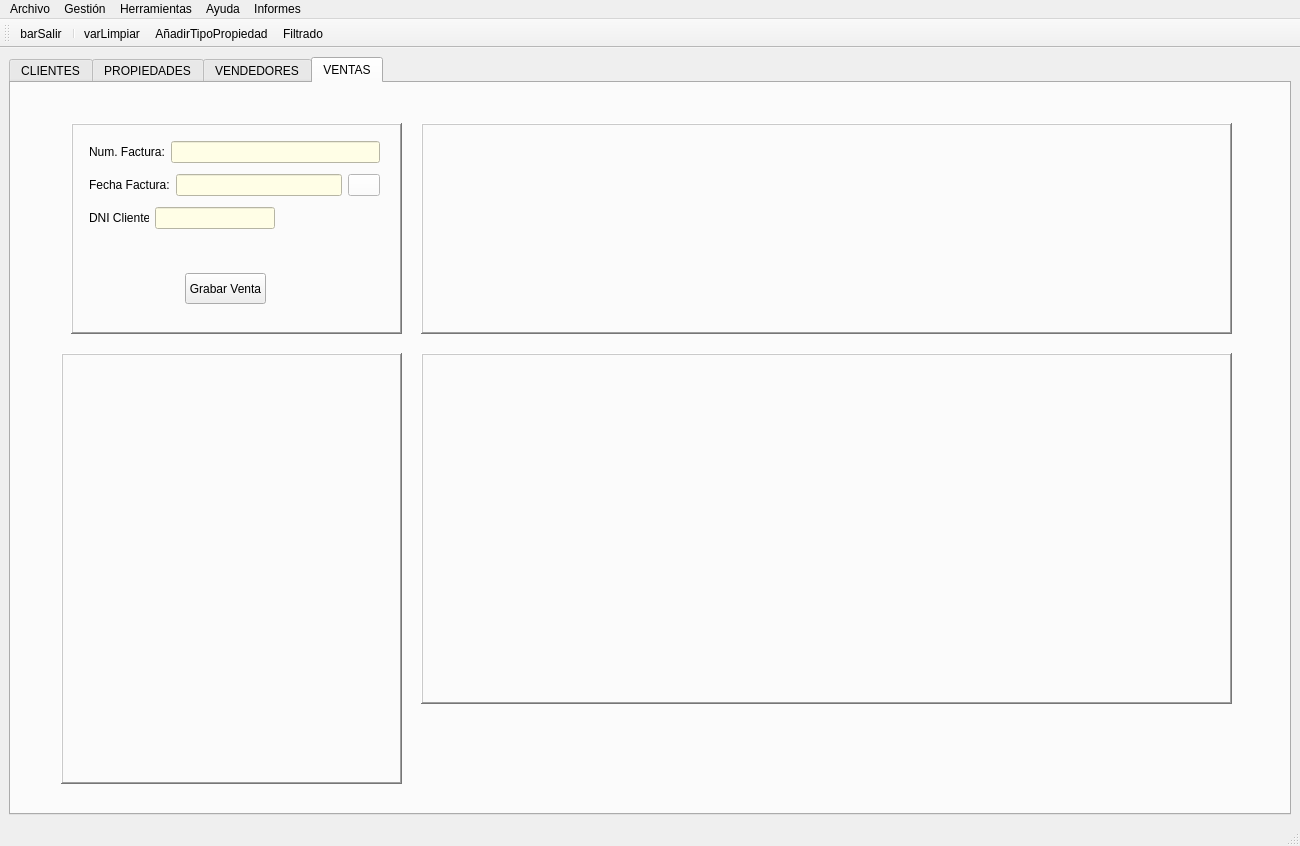
Above: templates/venPrincipal.ui from EvanSilva/ProyectoDI-2 before the change. Below: the same form after it.
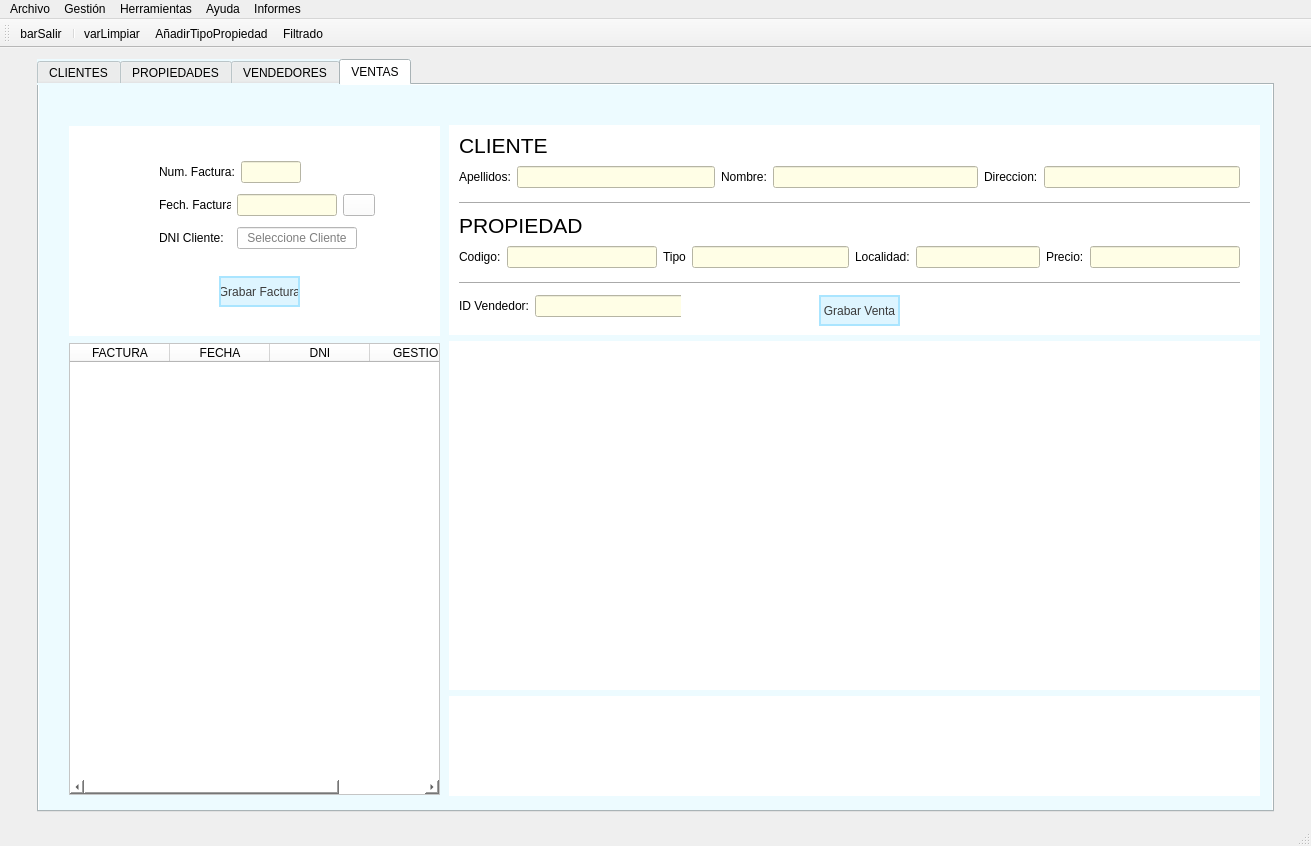
That is the form after the change. The open tabs and pages were chosen to show the change. Icons and pictures are not drawn.

Patch:
```diff
--- a/templates/venPrincipal.ui
+++ b/templates/venPrincipal.ui
@@ -6,10 +6,16 @@
    <rect>
     <x>0</x>
     <y>0</y>
-    <width>1300</width>
+    <width>1311</width>
     <height>846</height>
    </rect>
   </property>
+  <property name="minimumSize">
+   <size>
+    <width>1311</width>
+    <height>846</height>
+   </size>
+  </property>
   <property name="windowTitle">
    <string>Inmoteis</string>
   </property>
@@ -19,7 +25,33 @@
   </property>
   <widget class="QWidget" name="centralwidget">
    <layout class="QGridLayout" name="gridLayout_2">
+    <item row="0" column="2">
+     <spacer name="horizontalSpacer_38">
+      <property name="orientation">
+       <enum>Qt::Horizontal</enum>
+      </property>
+      <property name="sizeHint" stdset="0">
+       <size>
+        <width>40</width>
+        <height>20</height>
+       </size>
+      </property>
+     </spacer>
+    </item>
     <item row="0" column="0">
+     <spacer name="horizontalSpacer_37">
+      <property name="orientation">
+       <enum>Qt::Horizontal</enum>
+      </property>
+      <property name="sizeHint" stdset="0">
+       <size>
+        <width>40</width>
+        <height>20</height>
+       </size>
+      </property>
+     </spacer>
+    </item>
+    <item row="0" column="1">
      <widget class="QTabWidget" name="panPrincipal">
       <property name="enabled">
        <bool>true</bool>
@@ -32,10 +64,13 @@
       </property>
       <property name="maximumSize">
        <size>
-        <width>16777215</width>
-        <height>16777215</height>
+        <width>1250</width>
+        <height>753</height>
        </size>
       </property>
+      <property name="styleSheet">
+       <string notr="true">background-color:rgb(237, 251, 255);</string>
+      </property>
       <property name="currentIndex">
        <number>3</number>
       </property>
@@ -2526,30 +2561,152 @@
        <attribute name="title">
         <string>VENTAS</string>
        </attribute>
-       <widget class="QFrame" name="frame">
+       <widget class="QWidget" name="">
         <property name="geometry">
          <rect>
-          <x>60</x>
+          <x>410</x>
           <y>40</y>
-          <width>331</width>
-          <height>211</height>
+          <width>811</width>
+          <height>671</height>
          </rect>
+        </property>
+        <layout class="QVBoxLayout" name="verticalLayout_5">
+         <item>
+          <widget class="QFrame" name="frame_3">
+           <property name="maximumSize">
+            <size>
+             <width>16777215</width>
+             <height>210</height>
+            </size>
+           </property>
+           <property name="styleSheet">
+            <string notr="true">background-color: rgb(255, 255, 255);</string>
         </property>
         <property name="frameShape">
-         <enum>QFrame::WinPanel</enum>
+            <enum>QFrame::NoFrame</enum>
         </property>
         <property name="frameShadow">
          <enum>QFrame::Raised</enum>
         </property>
-        <widget class="QPushButton" name="btnGrabarVenta">
+           <widget class="QWidget" name="">
          <property name="geometry">
           <rect>
-           <x>114</x>
+              <x>10</x>
+              <y>170</y>
+              <width>222</width>
+              <height>22</height>
+             </rect>
+            </property>
+            <layout class="QHBoxLayout" name="horizontalLayout_28">
+             <item>
+              <widget class="QLabel" name="label_13">
+               <property name="text">
+                <string>ID Vendedor:</string>
+               </property>
+              </widget>
+             </item>
+             <item>
+              <widget class="QLineEdit" name="txtNumFac_9">
+               <property name="enabled">
+                <bool>false</bool>
+               </property>
+               <property name="minimumSize">
+                <size>
+                 <width>150</width>
+                 <height>0</height>
+                </size>
+               </property>
+               <property name="maximumSize">
+                <size>
+                 <width>250</width>
+                 <height>16777215</height>
+                </size>
+               </property>
+               <property name="styleSheet">
+                <string notr="true">background-color: rgb(255, 254, 230);</string>
+               </property>
+              </widget>
+             </item>
+            </layout>
+           </widget>
+           <widget class="Line" name="line_6">
+            <property name="geometry">
+             <rect>
+              <x>10</x>
            <y>150</y>
+              <width>781</width>
+              <height>16</height>
+             </rect>
+            </property>
+            <property name="orientation">
+             <enum>Qt::Horizontal</enum>
+            </property>
+           </widget>
+           <widget class="Line" name="line_7">
+            <property name="geometry">
+             <rect>
+              <x>10</x>
+              <y>70</y>
+              <width>791</width>
+              <height>16</height>
+             </rect>
+            </property>
+            <property name="orientation">
+             <enum>Qt::Horizontal</enum>
+            </property>
+           </widget>
+           <widget class="QLabel" name="label_22">
+            <property name="geometry">
+             <rect>
+              <x>10</x>
+              <y>90</y>
+              <width>131</width>
+              <height>21</height>
+             </rect>
+            </property>
+            <property name="font">
+             <font>
+              <family>MS Shell Dlg 2</family>
+              <pointsize>16</pointsize>
+             </font>
+            </property>
+            <property name="text">
+             <string>PROPIEDAD</string>
+            </property>
+           </widget>
+           <widget class="QLabel" name="label_23">
+            <property name="geometry">
+             <rect>
+              <x>10</x>
+              <y>10</y>
+              <width>91</width>
+              <height>21</height>
+             </rect>
+            </property>
+            <property name="font">
+             <font>
+              <family>MS Shell Dlg 2</family>
+              <pointsize>16</pointsize>
+             </font>
+            </property>
+            <property name="text">
+             <string>CLIENTE</string>
+            </property>
+           </widget>
+           <widget class="QPushButton" name="btnGrabarVenta_2">
+            <property name="geometry">
+             <rect>
+              <x>370</x>
+              <y>170</y>
            <width>81</width>
            <height>31</height>
           </rect>
          </property>
+            <property name="styleSheet">
+             <string notr="true">background-color: rgb(222, 245, 255);
+color: rgb(59, 59, 59);
+border: 2px solid rgb(170, 229, 255); </string>
+            </property>
          <property name="text">
           <string>Grabar Venta</string>
          </property>
@@ -2557,9 +2714,348 @@
         <widget class="QWidget" name="">
          <property name="geometry">
           <rect>
-           <x>18</x>
-           <y>13</y>
-           <width>291</width>
+              <x>10</x>
+              <y>40</y>
+              <width>781</width>
+              <height>24</height>
+             </rect>
+            </property>
+            <layout class="QHBoxLayout" name="horizontalLayout_17">
+             <item>
+              <layout class="QHBoxLayout" name="horizontalLayout_10">
+               <item>
+                <widget class="QLabel" name="label_6">
+                 <property name="text">
+                  <string>Apellidos:</string>
+                 </property>
+                </widget>
+               </item>
+               <item>
+                <widget class="QLineEdit" name="txtNumFac_2">
+                 <property name="enabled">
+                  <bool>false</bool>
+                 </property>
+                 <property name="minimumSize">
+                  <size>
+                   <width>150</width>
+                   <height>0</height>
+                  </size>
+                 </property>
+                 <property name="maximumSize">
+                  <size>
+                   <width>250</width>
+                   <height>16777215</height>
+                  </size>
+                 </property>
+                 <property name="styleSheet">
+                  <string notr="true">background-color: rgb(255, 254, 230);</string>
+                 </property>
+                </widget>
+               </item>
+              </layout>
+             </item>
+             <item>
+              <layout class="QHBoxLayout" name="horizontalLayout_11">
+               <item>
+                <widget class="QLabel" name="label_7">
+                 <property name="text">
+                  <string>Nombre:</string>
+                 </property>
+                </widget>
+               </item>
+               <item>
+                <widget class="QLineEdit" name="txtNumFac_3">
+                 <property name="enabled">
+                  <bool>false</bool>
+                 </property>
+                 <property name="minimumSize">
+                  <size>
+                   <width>150</width>
+                   <height>0</height>
+                  </size>
+                 </property>
+                 <property name="maximumSize">
+                  <size>
+                   <width>250</width>
+                   <height>16777215</height>
+                  </size>
+                 </property>
+                 <property name="styleSheet">
+                  <string notr="true">background-color: rgb(255, 254, 230);</string>
+                 </property>
+                </widget>
+               </item>
+              </layout>
+             </item>
+             <item>
+              <layout class="QHBoxLayout" name="horizontalLayout_12">
+               <item>
+                <widget class="QLabel" name="label_8">
+                 <property name="text">
+                  <string>Direccion:</string>
+                 </property>
+                </widget>
+               </item>
+               <item>
+                <widget class="QLineEdit" name="txtNumFac_4">
+                 <property name="enabled">
+                  <bool>false</bool>
+                 </property>
+                 <property name="minimumSize">
+                  <size>
+                   <width>150</width>
+                   <height>0</height>
+                  </size>
+                 </property>
+                 <property name="maximumSize">
+                  <size>
+                   <width>250</width>
+                   <height>16777215</height>
+                  </size>
+                 </property>
+                 <property name="styleSheet">
+                  <string notr="true">background-color: rgb(255, 254, 230);</string>
+                 </property>
+                 <property name="text">
+                  <string/>
+                 </property>
+                </widget>
+               </item>
+              </layout>
+             </item>
+            </layout>
+           </widget>
+           <widget class="QWidget" name="">
+            <property name="geometry">
+             <rect>
+              <x>10</x>
+              <y>120</y>
+              <width>781</width>
+              <height>24</height>
+             </rect>
+            </property>
+            <layout class="QHBoxLayout" name="horizontalLayout_18">
+             <item>
+              <layout class="QHBoxLayout" name="horizontalLayout_13">
+               <item>
+                <widget class="QLabel" name="label_9">
+                 <property name="text">
+                  <string>Codigo:</string>
+                 </property>
+                </widget>
+               </item>
+               <item>
+                <widget class="QLineEdit" name="txtNumFac_5">
+                 <property name="enabled">
+                  <bool>false</bool>
+                 </property>
+                 <property name="minimumSize">
+                  <size>
+                   <width>150</width>
+                   <height>0</height>
+                  </size>
+                 </property>
+                 <property name="maximumSize">
+                  <size>
+                   <width>250</width>
+                   <height>16777215</height>
+                  </size>
+                 </property>
+                 <property name="styleSheet">
+                  <string notr="true">background-color: rgb(255, 254, 230);</string>
+                 </property>
+                </widget>
+               </item>
+              </layout>
+             </item>
+             <item>
+              <layout class="QHBoxLayout" name="horizontalLayout_14">
+               <item>
+                <widget class="QLabel" name="label_10">
+                 <property name="text">
+                  <string>Tipo</string>
+                 </property>
+                </widget>
+               </item>
+               <item>
+                <widget class="QLineEdit" name="txtNumFac_6">
+                 <property name="enabled">
+                  <bool>false</bool>
+                 </property>
+                 <property name="minimumSize">
+                  <size>
+                   <width>150</width>
+                   <height>0</height>
+                  </size>
+                 </property>
+                 <property name="maximumSize">
+                  <size>
+                   <width>250</width>
+                   <height>16777215</height>
+                  </size>
+                 </property>
+                 <property name="styleSheet">
+                  <string notr="true">background-color: rgb(255, 254, 230);</string>
+                 </property>
+                </widget>
+               </item>
+              </layout>
+             </item>
+             <item>
+              <layout class="QHBoxLayout" name="horizontalLayout_15">
+               <item>
+                <widget class="QLabel" name="label_11">
+                 <property name="text">
+                  <string>Localidad:</string>
+                 </property>
+                </widget>
+               </item>
+               <item>
+                <widget class="QLineEdit" name="txtNumFac_7">
+                 <property name="enabled">
+                  <bool>false</bool>
+                 </property>
+                 <property name="minimumSize">
+                  <size>
+                   <width>100</width>
+                   <height>0</height>
+                  </size>
+                 </property>
+                 <property name="maximumSize">
+                  <size>
+                   <width>250</width>
+                   <height>16777215</height>
+                  </size>
+                 </property>
+                 <property name="styleSheet">
+                  <string notr="true">background-color: rgb(255, 254, 230);</string>
+                 </property>
+                </widget>
+               </item>
+              </layout>
+             </item>
+             <item>
+              <layout class="QHBoxLayout" name="horizontalLayout_16">
+               <item>
+                <widget class="QLabel" name="label_12">
+                 <property name="text">
+                  <string>Precio:</string>
+                 </property>
+                </widget>
+               </item>
+               <item>
+                <widget class="QLineEdit" name="txtNumFac_8">
+                 <property name="enabled">
+                  <bool>false</bool>
+                 </property>
+                 <property name="minimumSize">
+                  <size>
+                   <width>150</width>
+                   <height>0</height>
+                  </size>
+                 </property>
+                 <property name="maximumSize">
+                  <size>
+                   <width>250</width>
+                   <height>16777215</height>
+                  </size>
+                 </property>
+                 <property name="styleSheet">
+                  <string notr="true">background-color: rgb(255, 254, 230);</string>
+                 </property>
+                </widget>
+               </item>
+              </layout>
+             </item>
+            </layout>
+           </widget>
+          </widget>
+         </item>
+         <item>
+          <widget class="QFrame" name="frame_4">
+           <property name="styleSheet">
+            <string notr="true">background-color: rgb(255, 255, 255);</string>
+           </property>
+           <property name="frameShape">
+            <enum>QFrame::NoFrame</enum>
+           </property>
+           <property name="frameShadow">
+            <enum>QFrame::Raised</enum>
+           </property>
+          </widget>
+         </item>
+         <item>
+          <widget class="QFrame" name="frame_5">
+           <property name="maximumSize">
+            <size>
+             <width>16777215</width>
+             <height>100</height>
+            </size>
+           </property>
+           <property name="styleSheet">
+            <string notr="true">background-color: rgb(255, 255, 255);</string>
+           </property>
+           <property name="frameShape">
+            <enum>QFrame::NoFrame</enum>
+           </property>
+           <property name="frameShadow">
+            <enum>QFrame::Raised</enum>
+           </property>
+          </widget>
+         </item>
+        </layout>
+       </widget>
+       <widget class="QWidget" name="">
+        <property name="geometry">
+         <rect>
+          <x>30</x>
+          <y>40</y>
+          <width>371</width>
+          <height>671</height>
+         </rect>
+        </property>
+        <layout class="QVBoxLayout" name="verticalLayout_3">
+         <item>
+          <widget class="QFrame" name="frame">
+           <property name="maximumSize">
+            <size>
+             <width>16777215</width>
+             <height>210</height>
+            </size>
+           </property>
+           <property name="styleSheet">
+            <string notr="true">background-color: rgb(255, 255, 255);</string>
+           </property>
+           <property name="frameShape">
+            <enum>QFrame::NoFrame</enum>
+           </property>
+           <property name="frameShadow">
+            <enum>QFrame::Raised</enum>
+           </property>
+           <widget class="QPushButton" name="btnGrabarFactura">
+            <property name="geometry">
+             <rect>
+              <x>150</x>
+              <y>150</y>
+              <width>81</width>
+              <height>31</height>
+             </rect>
+            </property>
+            <property name="styleSheet">
+             <string notr="true">background-color: rgb(222, 245, 255);
+color: rgb(59, 59, 59);
+border: 2px solid rgb(170, 229, 255); </string>
+            </property>
+            <property name="text">
+             <string>Grabar Factura</string>
+            </property>
+           </widget>
+           <widget class="QWidget" name="layoutWidget">
+            <property name="geometry">
+             <rect>
+              <x>90</x>
+              <y>30</y>
+              <width>231</width>
            <height>101</height>
           </rect>
          </property>
@@ -2568,25 +3064,37 @@
            <layout class="QHBoxLayout" name="horizontalLayout_7">
             <item>
              <widget class="QLabel" name="label_3">
+                 <property name="minimumSize">
+                  <size>
+                   <width>72</width>
+                   <height>0</height>
+                  </size>
+                 </property>
+                 <property name="maximumSize">
+                  <size>
+                   <width>90</width>
+                   <height>16777215</height>
+                  </size>
+                 </property>
               <property name="text">
                <string>Num. Factura:</string>
               </property>
              </widget>
             </item>
-            <item>
+               <item alignment="Qt::AlignLeft">
              <widget class="QLineEdit" name="txtNumFac">
               <property name="enabled">
                <bool>false</bool>
               </property>
               <property name="minimumSize">
                <size>
-                <width>200</width>
+                   <width>60</width>
                 <height>0</height>
                </size>
               </property>
               <property name="maximumSize">
                <size>
-                <width>250</width>
+                   <width>60</width>
                 <height>16777215</height>
                </size>
               </property>
@@ -2595,14 +3103,33 @@
               </property>
              </widget>
             </item>
+               <item>
+                <spacer name="horizontalSpacer_40">
+                 <property name="orientation">
+                  <enum>Qt::Horizontal</enum>
+                 </property>
+                 <property name="sizeHint" stdset="0">
+                  <size>
+                   <width>40</width>
+                   <height>20</height>
+                  </size>
+                 </property>
+                </spacer>
+               </item>
            </layout>
           </item>
           <item>
            <layout class="QHBoxLayout" name="horizontalLayout_8">
-            <item>
+               <item alignment="Qt::AlignHCenter">
              <widget class="QLabel" name="label_4">
+                 <property name="minimumSize">
+                  <size>
+                   <width>72</width>
+                   <height>0</height>
+                  </size>
+                 </property>
               <property name="text">
-               <string>Fecha Factura:</string>
+                  <string>Fech. Factura:</string>
               </property>
              </widget>
             </item>
@@ -2613,13 +3140,13 @@
               </property>
               <property name="minimumSize">
                <size>
-                <width>150</width>
+                   <width>100</width>
                 <height>0</height>
                </size>
               </property>
               <property name="maximumSize">
                <size>
-                <width>250</width>
+                   <width>100</width>
                 <height>16777215</height>
                </size>
               </property>
@@ -2657,12 +3184,31 @@
               </property>
              </widget>
             </item>
+               <item>
+                <spacer name="horizontalSpacer_41">
+                 <property name="orientation">
+                  <enum>Qt::Horizontal</enum>
+                 </property>
+                 <property name="sizeHint" stdset="0">
+                  <size>
+                   <width>40</width>
+                   <height>20</height>
+                  </size>
+                 </property>
+                </spacer>
+               </item>
            </layout>
           </item>
           <item>
            <layout class="QHBoxLayout" name="horizontalLayout_9">
-            <item>
+               <item alignment="Qt::AlignHCenter">
              <widget class="QLabel" name="label_5">
+                 <property name="minimumSize">
+                  <size>
+                   <width>72</width>
+                   <height>0</height>
+                  </size>
+                 </property>
               <property name="maximumSize">
                <size>
                 <width>60</width>
@@ -2677,7 +3223,7 @@
             <item>
              <widget class="QLineEdit" name="txtDniFac">
               <property name="enabled">
-               <bool>false</bool>
+                  <bool>true</bool>
               </property>
               <property name="minimumSize">
                <size>
@@ -2698,11 +3244,14 @@
                <string/>
               </property>
               <property name="styleSheet">
-               <string notr="true">background-color: rgb(255, 254, 230);</string>
+                  <string notr="true">background-color: rgb(255, 255, 255);</string>
               </property>
               <property name="alignment">
                <set>Qt::AlignCenter</set>
               </property>
+                 <property name="placeholderText">
+                  <string>Seleccione Cliente</string>
+                 </property>
              </widget>
             </item>
             <item>
@@ -2723,53 +3272,41 @@
          </layout>
         </widget>
        </widget>
-       <widget class="QFrame" name="frame_2">
-        <property name="geometry">
-         <rect>
-          <x>50</x>
-          <y>270</y>
-          <width>341</width>
-          <height>431</height>
-         </rect>
-        </property>
-        <property name="frameShape">
-         <enum>QFrame::WinPanel</enum>
-        </property>
-        <property name="frameShadow">
-         <enum>QFrame::Raised</enum>
-        </property>
-       </widget>
-       <widget class="QFrame" name="frame_3">
-        <property name="geometry">
-         <rect>
-          <x>410</x>
-          <y>40</y>
-          <width>811</width>
-          <height>211</height>
-         </rect>
-        </property>
-        <property name="frameShape">
-         <enum>QFrame::WinPanel</enum>
-        </property>
-        <property name="frameShadow">
-         <enum>QFrame::Raised</enum>
-        </property>
-       </widget>
-       <widget class="QFrame" name="frame_4">
-        <property name="geometry">
-         <rect>
-          <x>410</x>
-          <y>270</y>
-          <width>811</width>
-          <height>351</height>
-         </rect>
-        </property>
-        <property name="frameShape">
-         <enum>QFrame::WinPanel</enum>
-        </property>
-        <property name="frameShadow">
-         <enum>QFrame::Raised</enum>
-        </property>
+         </item>
+         <item>
+          <widget class="QTableWidget" name="tableWidget">
+           <property name="maximumSize">
+            <size>
+             <width>16777215</width>
+             <height>452</height>
+            </size>
+           </property>
+           <property name="styleSheet">
+            <string notr="true">background-color: rgb(255, 255, 255);</string>
+           </property>
+           <column>
+            <property name="text">
+             <string>FACTURA</string>
+            </property>
+           </column>
+           <column>
+            <property name="text">
+             <string>FECHA</string>
+            </property>
+           </column>
+           <column>
+            <property name="text">
+             <string>DNI</string>
+            </property>
+           </column>
+           <column>
+            <property name="text">
+             <string>GESTION</string>
+            </property>
+           </column>
+          </widget>
+         </item>
+        </layout>
        </widget>
       </widget>
      </widget>
@@ -2781,7 +3318,7 @@
     <rect>
      <x>0</x>
      <y>0</y>
-     <width>1300</width>
+     <width>1311</width>
      <height>21</height>
     </rect>
    </property>
```
Left out of the diff: 266 changed lines with no effect on the pictures. Lines whose indentation alone changed are shown as unchanged.
